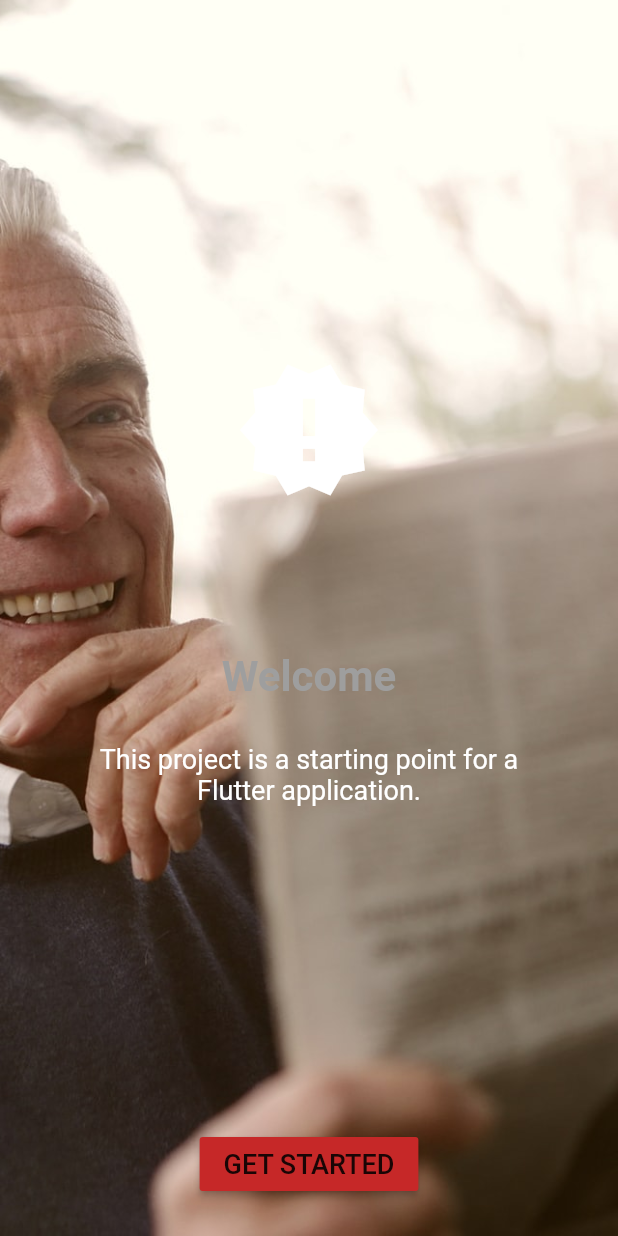
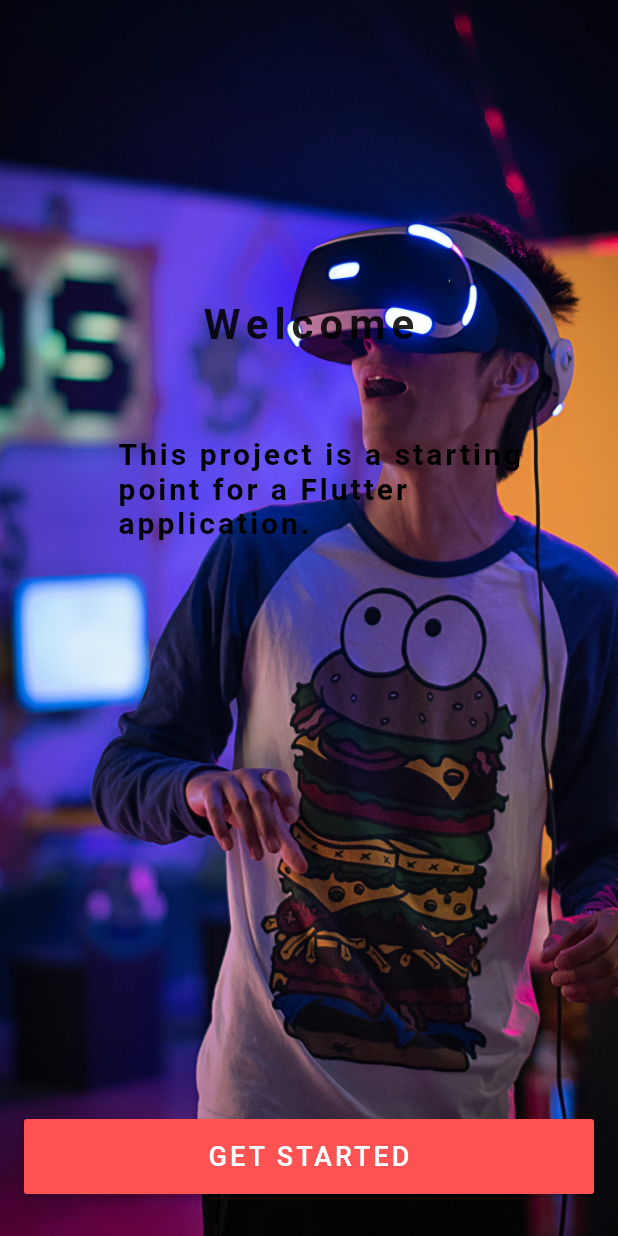
Before and after one commit to mbarak79/news_app_flutter, a Flutter app: the screen it shows after launch, on a phone screen of 412 x 824 dp. Run offline on Flutter 3.47's test engine with Material 2 defaults, Android fonts, the phone set to English and light mode, and no system bars.

Commit message:
Creating carousel for the onboarding page

```diff
--- a/lib/main.dart
+++ b/lib/main.dart
@@ -9,6 +9,7 @@ class NewsApp extends StatelessWidget {
   @override
   Widget build(BuildContext context) {
     return MaterialApp(
+      debugShowCheckedModeBanner: false,
       home: OnBoarding(),
     );
   }
--- a/lib/screens/onboarding.dart
+++ b/lib/screens/onboarding.dart
@@ -1,15 +1,20 @@
 import 'package:flutter/material.dart';
 
-main() {
-  runApp(OnBoarding());
-}
+class OnBoarding extends StatefulWidget {
+  OnBoarding({Key key}) : super(key: key);
 
-class OnBoarding extends StatefulWidget {
   @override
   _OnBoardingState createState() => _OnBoardingState();
 }
 
 class _OnBoardingState extends State<OnBoarding> {
+  List<String> images = [
+    'assets/images/bg2.jpg',
+    'assets/images/bg3.jpg',
+    'assets/images/bg4.jpg',
+    'assets/images/bg5.jpg',
+  ];
+
   @override
   Widget build(BuildContext context) {
     return Scaffold(
@@ -22,63 +27,66 @@ class _OnBoardingState extends State<OnBoarding> {
                   Container(
                     decoration: BoxDecoration(
                         image: DecorationImage(
-                            image: ExactAssetImage('assets/images/bg.jpg'),
-                            fit: BoxFit.cover)),
-                  ),
-                  Column(
-                    mainAxisAlignment: MainAxisAlignment.center,
-                    crossAxisAlignment: CrossAxisAlignment.center,
-                    children: [
-                      Transform.translate(
-                        child: Icon(
-                          Icons.new_releases,
-                          size: 100,
-                          color: Colors.white,
-                        ),
-                        offset: Offset(0, -50),
+                      image: ExactAssetImage(
+                        images[index],
                       ),
-                      Padding(
-                        padding: const EdgeInsets.only(top: 48.0),
-                        child: Text(
-                          "Welcome",
-                          style: TextStyle(
-                              color: Colors.grey,
-                              fontSize: 28,
-                              fontWeight: FontWeight.bold),
-                        ),
-                      ),
-                      Padding(
-                        padding: const EdgeInsets.only(
-                            top: 28.0, left: 48.0, right: 48.0),
-                        child: Text(
-                          "This project is a starting point for a Flutter application.",
-                          style: TextStyle(color: Colors.white, fontSize: 18),
-                          textAlign: TextAlign.center,
-                        ),
-                      ),
-                    ],
+                      fit: BoxFit.cover,
+                    )),
                   )
                 ],
               );
             },
-            itemCount: 4,
+            itemCount: images.length,
           ),
-          Align(
-            alignment: Alignment.bottomCenter,
-            child: Padding(
-              padding: EdgeInsets.only(bottom: 24),
-              child: RaisedButton(
-                color: Colors.red.shade800,
-                child: Text(
-                  'GET STARTED',
+          Padding(
+            padding: const EdgeInsets.only(top: 200.0),
+            child: Column(
+              mainAxisAlignment: MainAxisAlignment.start,
+              crossAxisAlignment: CrossAxisAlignment.center,
+              children: [
+                Text(
+                  "Welcome",
                   style: TextStyle(
-                    fontSize: 18,
+                      fontSize: 28,
+                      fontWeight: FontWeight.bold,
+                      letterSpacing: 4),
+                ),
+                SizedBox(
+                  height: 28,
+                ),
+                Padding(
+                  padding:
+                      const EdgeInsets.only(top: 30, left: 78.0, right: 18),
+                  child: Text(
+                    "This project is a starting point for a Flutter application.",
+                    style: TextStyle(
+                        fontSize: 20,
+                        letterSpacing: 2,
+                        color: Colors.black,
+                        fontWeight: FontWeight.bold),
                   ),
-                ),
-                onPressed: () {},
-              ),
+                )
+              ],
             ),
           ),
+          Padding(
+            padding: const EdgeInsets.only(bottom: 28.0, left: 16, right: 16),
+            child: Align(
+                alignment: Alignment.bottomCenter,
+                child: SizedBox(
+                  width: double.infinity,
+                  height: 50,
+                  child: RaisedButton(
+                    color: Colors.redAccent,
+                    child: Text(
+                      'GET STARTED',
+                      style: TextStyle(
+                          color: Colors.white, fontSize: 18, letterSpacing: 2),
+                    ),
+                    onPressed: () {},
+                  ),
+                )),
+          )
         ],
       ),
     );
--- a/pubspec.yaml
+++ b/pubspec.yaml
@@ -46,7 +46,10 @@ flutter:
 
   # To add assets to your application, add an assets section, like this:
   assets:
-    - assets/images/bg.jpg
+    - assets/images/bg2.jpg
+    - assets/images/bg3.jpg
+    - assets/images/bg4.jpg
+    - assets/images/bg5.jpg
 
 
   # An image asset can refer to one or more resolution-specific "variants", see
```
Also changed, not shown: lib/screens/test.dart (added, +86 -0 lines), assets/images/bg2.jpg (added), assets/images/bg3.jpg (added), assets/images/bg4.jpg (added), assets/images/bg5.jpg (added).
